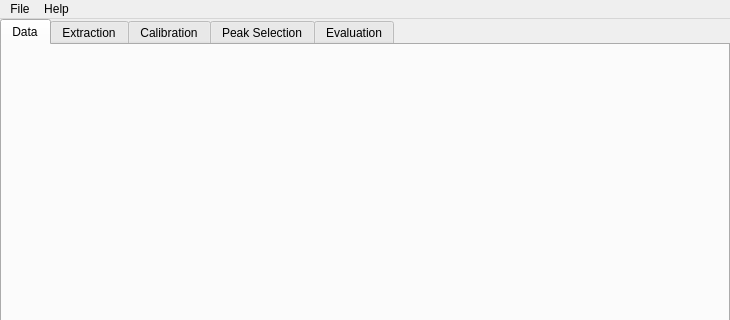
First picture: the form in bmicro/gui/main.ui, repository BrillouinMicroscopy/BMicro, before the edit; both pictures show x 0 to 730 and y 0 to 320 of the 730 by 518 pixel window.
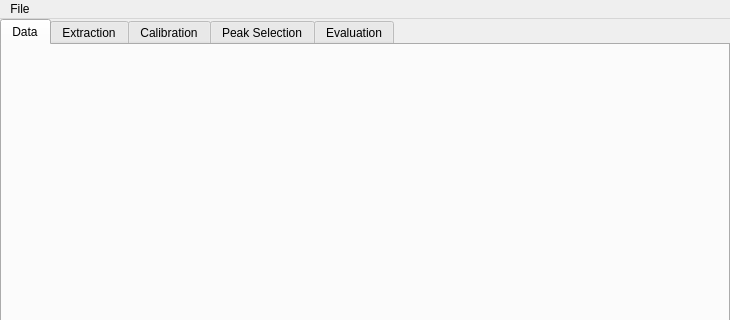
Second picture: the form after the edit.

```diff
--- a/bmicro/gui/main.ui
+++ b/bmicro/gui/main.ui
@@ -76,7 +76,7 @@
      <height>22</height>
     </rect>
    </property>
-   <widget class="QMenu" name="menuFile">
+   <widget class="QMenu" name="menu_file">
     <property name="title">
      <string>File</string>
     </property>
@@ -85,14 +85,7 @@
     <addaction name="separator"/>
     <addaction name="actionQuit"/>
    </widget>
-   <widget class="QMenu" name="menuHelp">
-    <property name="title">
-     <string>Help</string>
-    </property>
-    <addaction name="actionAbout"/>
-   </widget>
-   <addaction name="menuFile"/>
-   <addaction name="menuHelp"/>
+   <addaction name="menu_file"/>
   </widget>
   <widget class="QStatusBar" name="statusbar"/>
   <action name="actionSave">
```
Left out of the diff: 15 changed lines with no effect on the pictures.
